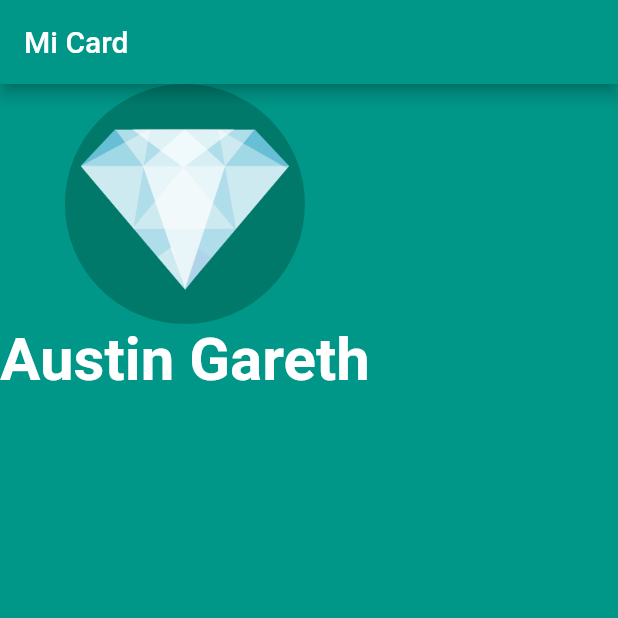
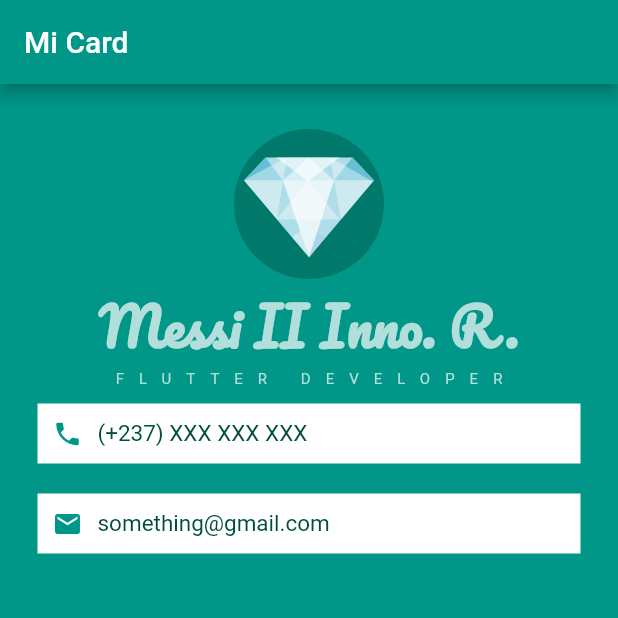
Before and after one commit to Messi002/Flutter-BootCamp, a Flutter app: the screen it shows after launch, on a phone screen of 412 x 824 dp, the top half of it. Run offline on Flutter 3.47's test engine with Material 2 defaults, Android fonts, the phone set to English and light mode, and no system bars.

Commit message:
dart-intro

```diff
--- a/lib/main.dart
+++ b/lib/main.dart
@@ -35,12 +35,60 @@ class _MyHomePageState extends State<MyHomePage> {
       ),
       body: SafeArea(
         child: Column(
-            children:const <Widget>[
+          children: <Widget>[
+            SizedBox(height: 30,),
             CircleAvatar(
-             radius: 80.0,
+              radius: 50.0,
               backgroundImage: AssetImage('img/diamond.png'),
             ),
-           Text('Austin Gareth',style: TextStyle(fontSize: 40.0,color: Colors.white,fontWeight: FontWeight.bold),)
+            Text(
+              'Messi II Inno. R.',
+              style: TextStyle(
+                  fontSize: 35.0,
+                  color: Colors.teal[100],
+                  fontWeight: FontWeight.bold,
+                  fontFamily: 'Pacifico'),
+            ),
+            Text(
+              'FLUTTER DEVELOPER',
+              style: TextStyle(
+                  fontSize: 10.0, color: Colors.teal[100], letterSpacing: 10),
+            ),
+            Container(
+              padding: EdgeInsets.all(10.0),
+              color: Colors.white,
+              margin: EdgeInsets.symmetric(vertical: 10.0, horizontal: 25.0),
+              child: Row(children: [
+                Icon(
+                  Icons.phone,
+                  color: Colors.teal,
+                  size: 20,
+                ),
+                SizedBox(width: 10.0),
+                Text(
+                  '(+237) XXX XXX XXX',
+                  style: TextStyle(color: Colors.teal[900], fontSize: 15),
+                ),
+              ]),
+            ),
+            Container(
+              padding: EdgeInsets.all(10.0),
+              color: Colors.white,
+              margin: EdgeInsets.symmetric(vertical: 10.0, horizontal: 25.0),
+              child: Row(children: [
+                Icon(
+                  Icons.email,
+                  color: Colors.teal,
+                  size: 20,
+                ),
+                SizedBox(width: 10.0),
+                Text(
+                  'something@gmail.com',
+                  style: TextStyle(color: Colors.teal[900], fontSize: 15),
+                ),
+
+              ]),
+            ),
           ],
         ),
       ),
```
Also changed, not shown: pubspec.yaml (+5 -6 lines), fonts/Pacifico-Regular.ttf (added), 1 other file. Lines whose indentation alone changed are shown as unchanged.
